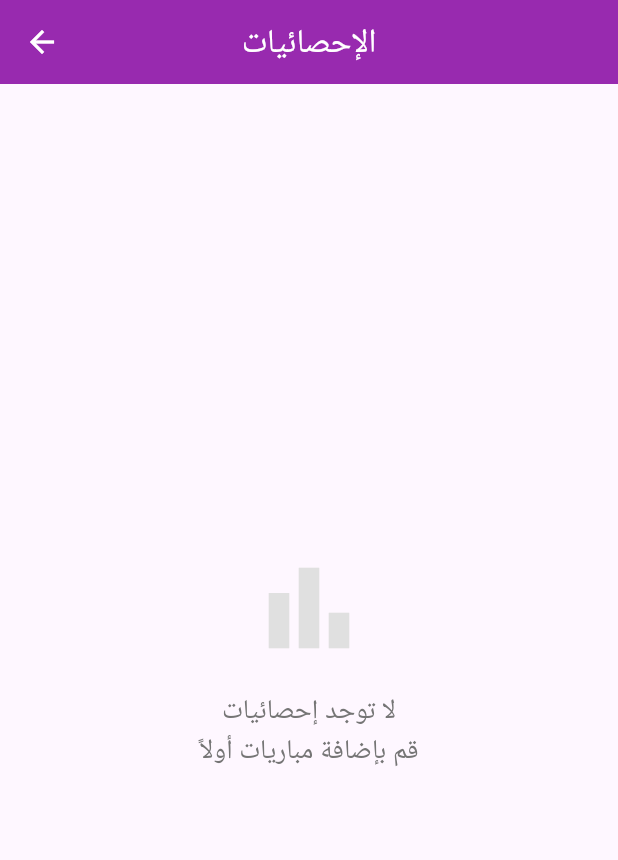
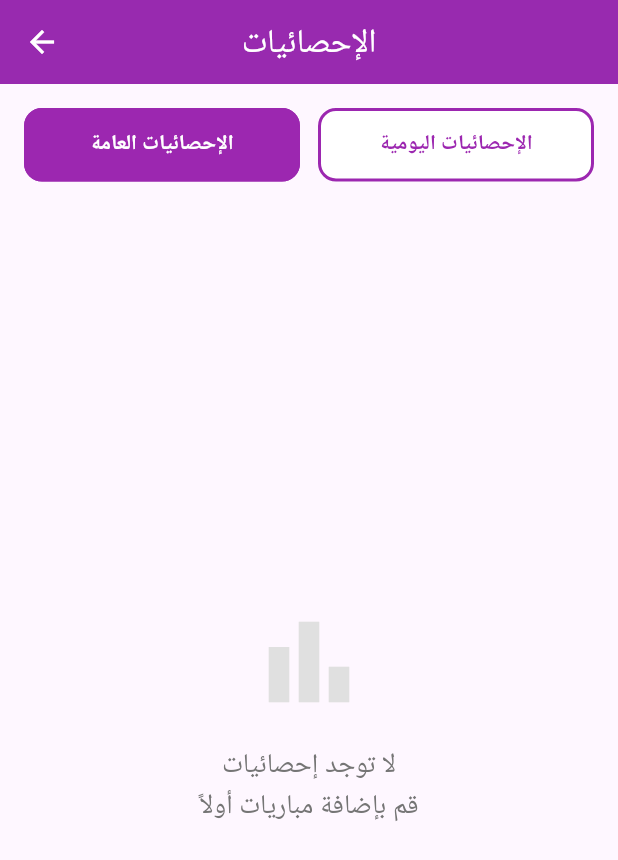
Before and after one commit to AiExpert1985/family_cards, a Flutter app: the screen it shows after launch, item 2 of the bottom bar chosen, after a tap on "الإحصائيات", on a phone screen of 412 x 824 dp. Shown: the top 860 px of the screen. Run offline on Flutter 3.47's test engine with Material 3 defaults, Android fonts, the light colour scheme and no system bars; our stand-ins replace file_picker, flutter_riverpod, share_plus, shared_preferences.

Commit message:
Refine statistics view toggle layout

```diff
--- a/lib/pages/statistics_page.dart
+++ b/lib/pages/statistics_page.dart
@@ -1,16 +1,31 @@
 // ============== pages/statistics_page.dart ==============
 import 'package:flutter/material.dart';
 import 'package:flutter_riverpod/flutter_riverpod.dart';
+import 'package:intl/intl.dart';
+
 import '../models/player_stats.dart';
 import '../providers/providers.dart';
 import '../widgets/common/empty_state.dart';
 
-class StatisticsPage extends ConsumerWidget {
+enum _StatisticsView { overall, daily }
+
+class StatisticsPage extends ConsumerStatefulWidget {
   const StatisticsPage({super.key});
 
   @override
-  Widget build(BuildContext context, WidgetRef ref) {
-    final statsAsync = ref.watch(statisticsProvider);
+  ConsumerState<StatisticsPage> createState() => _StatisticsPageState();
+}
+
+class _StatisticsPageState extends ConsumerState<StatisticsPage> {
+  var _selectedView = _StatisticsView.overall;
+
+  @override
+  Widget build(BuildContext context) {
+    final overallStatsAsync = ref.watch(statisticsProvider);
+    final dailyStatsAsync = ref.watch(dailyStatisticsProvider);
+    final selectedDate = ref.watch(selectedStatisticsDateProvider);
+
+    final isDailyView = _selectedView == _StatisticsView.daily;
 
     return Scaffold(
       appBar: AppBar(
@@ -18,12 +33,66 @@ class StatisticsPage extends ConsumerWidget {
         backgroundColor: Colors.purple,
         foregroundColor: Colors.white,
       ),
-      body: statsAsync.when(
+      body: Column(
+        crossAxisAlignment: CrossAxisAlignment.stretch,
+        children: [
+          Padding(
+            padding: const EdgeInsets.fromLTRB(16, 16, 16, 8),
+            child: Row(
+              children: [
+                Expanded(
+                  child: _buildViewButton(
+                    label: 'الإحصائيات العامة',
+                    isSelected: _selectedView == _StatisticsView.overall,
+                    onPressed: () {
+                      if (_selectedView != _StatisticsView.overall) {
+                        setState(() => _selectedView = _StatisticsView.overall);
+                      }
+                    },
+                  ),
+                ),
+                const SizedBox(width: 12),
+                Expanded(
+                  child: _buildViewButton(
+                    label: 'الإحصائيات اليومية',
+                    isSelected: isDailyView,
+                    onPressed: () {
+                      if (_selectedView != _StatisticsView.daily) {
+                        setState(() => _selectedView = _StatisticsView.daily);
+                      }
+                    },
+                  ),
+                ),
+              ],
+            ),
+          ),
+          if (isDailyView)
+            _buildDateSelector(context, ref, selectedDate),
+          Expanded(
+            child: _buildStatsContent(
+              statsAsync: isDailyView ? dailyStatsAsync : overallStatsAsync,
+              emptyMessage: isDailyView
+                  ? 'لا توجد مباريات في هذا اليوم'
+                  : 'لا توجد إحصائيات\nقم بإضافة مباريات أولاً',
+            ),
+          ),
+        ],
+      ),
+    );
+  }
+
+  Widget _buildStatsContent({
+    required AsyncValue<List<PlayerStats>> statsAsync,
+    required String emptyMessage,
+  }) {
+    return statsAsync.when(
       data: (stats) {
         if (stats.isEmpty) {
-            return const EmptyState(
+          return Center(
+            child: EmptyState(
               icon: Icons.bar_chart,
-              message: 'لا توجد إحصائيات\nقم بإضافة مباريات أولاً',
+              message: emptyMessage,
+            ),
           );
         }
 
@@ -35,7 +104,46 @@ class StatisticsPage extends ConsumerWidget {
           itemBuilder: (context, index) {
             final stat = stats[index];
             final rank = ranks[index];
+            return _buildStatCard(stat, rank);
+          },
+        );
+      },
+      loading: () => const Center(child: CircularProgressIndicator()),
+      error: (error, stack) => Center(
+        child: Column(
+          mainAxisAlignment: MainAxisAlignment.center,
+          children: [
+            const Icon(Icons.error, size: 64, color: Colors.red),
+            const SizedBox(height: 16),
+            Text('حدث خطأ: ${error.toString()}'),
+          ],
+        ),
+      ),
+    );
+  }
 
+  Widget _buildViewButton({
+    required String label,
+    required bool isSelected,
+    required VoidCallback onPressed,
+  }) {
+    return OutlinedButton(
+      style: OutlinedButton.styleFrom(
+        backgroundColor: isSelected ? Colors.purple : Colors.white,
+        foregroundColor: isSelected ? Colors.white : Colors.purple,
+        side: const BorderSide(color: Colors.purple, width: 2),
+        padding: const EdgeInsets.symmetric(vertical: 14),
+        shape: RoundedRectangleBorder(borderRadius: BorderRadius.circular(12)),
+      ),
+      onPressed: onPressed,
+      child: Text(
+        label,
+        style: const TextStyle(fontWeight: FontWeight.bold),
+      ),
+    );
+  }
+
+  Card _buildStatCard(PlayerStats stat, int rank) {
     return Card(
       elevation: 2,
       margin: const EdgeInsets.symmetric(vertical: 6, horizontal: 8),
@@ -73,23 +181,63 @@ class StatisticsPage extends ConsumerWidget {
         ),
       ),
     );
-            },
-          );
-        },
-        loading: () => const Center(child: CircularProgressIndicator()),
-        error:
-            (error, stack) => Center(
-              child: Column(
-                mainAxisAlignment: MainAxisAlignment.center,
+  }
+
+  Widget _buildDateSelector(BuildContext context, WidgetRef ref, DateTime selectedDate) {
+    final formattedDate = DateFormat('yyyy/MM/dd').format(selectedDate);
+    return Padding(
+      padding: const EdgeInsets.fromLTRB(16, 16, 16, 8),
+      child: Row(
         children: [
-                  const Icon(Icons.error, size: 64, color: Colors.red),
-                  const SizedBox(height: 16),
-                  Text('حدث خطأ: ${error.toString()}'),
+          Expanded(
+            child: Text(
+              'التاريخ المحدد: $formattedDate',
+              textAlign: TextAlign.right,
+              style: const TextStyle(fontWeight: FontWeight.bold),
+            ),
+          ),
+          const SizedBox(width: 16),
+          OutlinedButton.icon(
+            onPressed: () => _selectDate(context, ref, selectedDate),
+            icon: const Icon(Icons.calendar_today),
+            label: const Text('اختر تاريخ'),
+          ),
         ],
       ),
-            ),
-      ),
     );
+  }
+
+  Future<void> _selectDate(BuildContext context, WidgetRef ref, DateTime initialDate) async {
+    final firstDate = _resolveEarliestGameDate(ref) ?? DateTime(2000);
+    final lastDate = DateTime.now();
+    final pickedDate = await showDatePicker(
+      context: context,
+      initialDate: initialDate.isAfter(lastDate) ? lastDate : initialDate,
+      firstDate: firstDate.isAfter(lastDate) ? lastDate : firstDate,
+      lastDate: lastDate,
+    );
+
+    if (pickedDate != null) {
+      ref.read(selectedStatisticsDateProvider.notifier).state = DateTime(
+        pickedDate.year,
+        pickedDate.month,
+        pickedDate.day,
+      );
+    }
+  }
+
+  DateTime? _resolveEarliestGameDate(WidgetRef ref) {
+    return ref.read(gamesProvider).maybeWhen(
+          data: (games) {
+            if (games.isEmpty) {
+              return null;
+            }
+            return games
+                .map((game) => game.date.toLocal())
+                .reduce((value, element) => value.isBefore(element) ? value : element);
+          },
+          orElse: () => null,
+        )?.toLocal();
   }
 
   Color _getRankColor(int rank) {
--- a/lib/providers/providers.dart
+++ b/lib/providers/providers.dart
@@ -175,6 +175,33 @@ final statisticsProvider = Provider<AsyncValue<List<PlayerStats>>>((ref) {
   );
 });
 
+final selectedStatisticsDateProvider = StateProvider<DateTime>((ref) => DateTime.now());
+
+final dailyStatisticsProvider = Provider<AsyncValue<List<PlayerStats>>>((ref) {
+  final selectedDate = ref.watch(selectedStatisticsDateProvider);
+  final playersAsync = ref.watch(playersProvider);
+  final gamesAsync = ref.watch(gamesProvider);
+  final statsService = ref.watch(statisticsServiceProvider);
+
+  return playersAsync.when(
+    data: (players) => gamesAsync.when(
+      data: (games) {
+        final stats = statsService.calculateDailyStats(
+          date: selectedDate,
+          players: players,
+          games: games,
+        );
+        final filteredStats = stats.where((stat) => stat.played > 0).toList();
+        return AsyncValue.data(filteredStats);
+      },
+      loading: () => const AsyncValue.loading(),
+      error: (e, stack) => AsyncValue.error(e, stack),
+    ),
+    loading: () => const AsyncValue.loading(),
+    error: (e, stack) => AsyncValue.error(e, stack),
+  );
+});
+
 // Selected Players State
 final selectedPlayersProvider =
     StateNotifierProvider<SelectedPlayersNotifier, AsyncValue<Set<String>>>((
```
Also changed, not shown: lib/services/statistics_service.dart (+22 -0 lines). Lines whose indentation alone changed are shown as unchanged.
